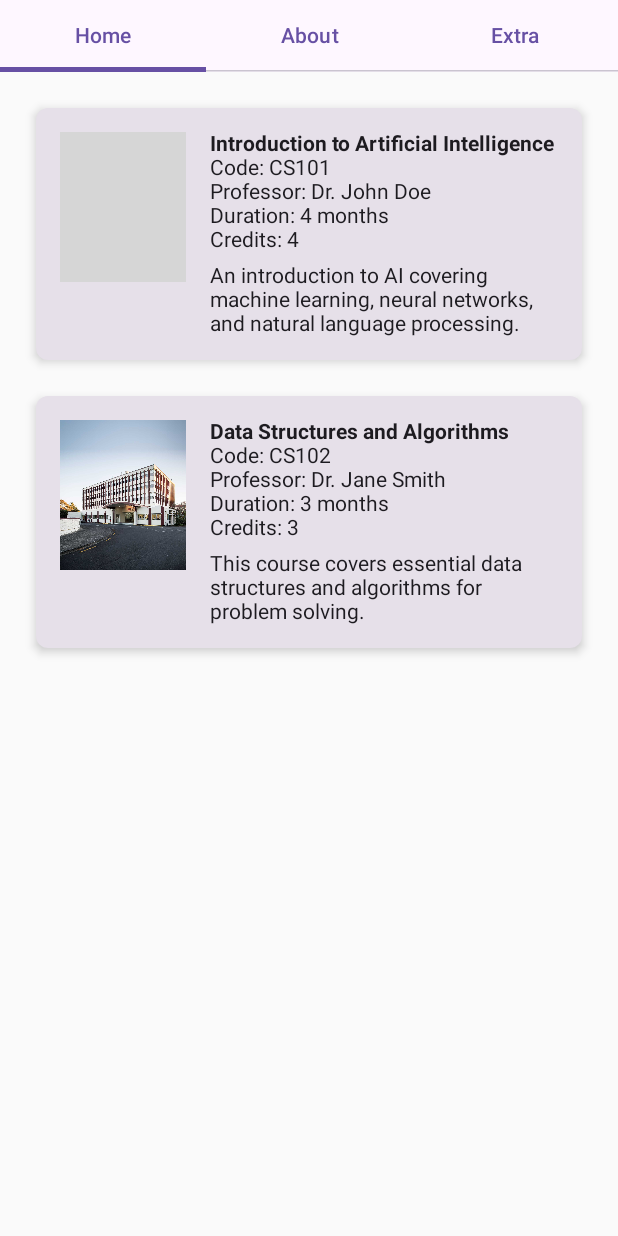
After one commit to pims-diary/TodoList, an Android app built with Jetpack Compose: the CoursesPage screen opened through its navigation route, on a phone screen of 412 x 824 dp. The commit adds this screen. Run offline under Robolectric (Android 15) with nearby library versions, the phone set to English and light mode, and no system bars; our stand-ins replace Room's generated code; grey boxes are pictures that could not be loaded.

Commit message:
Build Courses and Course Details UI

```diff
--- /dev/null
+++ b/app/src/main/java/com/example/todolist/composables/CourseTile.kt
@@ -0,0 +1,59 @@
+package com.example.todolist.composables
+
+import androidx.compose.foundation.Image
+import androidx.compose.foundation.clickable
+import androidx.compose.foundation.layout.Column
+import androidx.compose.foundation.layout.Row
+import androidx.compose.foundation.layout.fillMaxWidth
+import androidx.compose.foundation.layout.padding
+import androidx.compose.foundation.layout.size
+import androidx.compose.foundation.shape.RoundedCornerShape
+import androidx.compose.material3.Card
+import androidx.compose.material3.CardDefaults
+import androidx.compose.material3.Text
+import androidx.compose.runtime.Composable
+import androidx.compose.ui.Modifier
+import androidx.compose.ui.layout.ContentScale
+import androidx.compose.ui.res.painterResource
+import androidx.compose.ui.text.font.FontWeight
+import androidx.compose.ui.unit.dp
+import com.example.todolist.data.Course
+
+@Composable
+fun CourseTile(course: Course, onClick: () -> Unit) {
+    Card(
+        modifier = Modifier
+            .fillMaxWidth()
+            .padding(8.dp)
+            .clickable { onClick() }, // Handle the click
+        elevation = CardDefaults.cardElevation(
+            defaultElevation = 4.dp
+        ),
+        shape = RoundedCornerShape(8.dp)
+    ) {
+        Row(modifier = Modifier.padding(16.dp)) {
+            Image(
+                painter = painterResource(id = course.imageRes),
+                contentDescription = null,
+                modifier = Modifier
+                    .size(100.dp)
+                    .padding(end = 16.dp),
+                contentScale = ContentScale.Crop
+            )
+            Column {
+                Text(
+                    text = course.name,
+                    fontWeight = FontWeight.Bold
+                )
+                Text(text = "Code: ${course.code}")
+                Text(text = "Professor: ${course.professor}")
+                Text(text = "Duration: ${course.duration}")
+                Text(text = "Credits: ${course.credits}")
+                Text(
+                    text = course.summary,
+                    modifier = Modifier.padding(top = 8.dp)
+                )
+            }
+        }
+    }
+}
--- /dev/null
+++ b/app/src/main/java/com/example/todolist/data/Course.kt
@@ -0,0 +1,11 @@
+package com.example.todolist.data
+
+data class Course(
+    val name: String,
+    val code: String,
+    val professor: String,
+    val duration: String,
+    val credits: Int,
+    val summary: String,
+    val imageRes: Int // Image resource ID for the course image
+)
--- /dev/null
+++ b/app/src/main/java/com/example/todolist/mainpages/CoursesPage.kt
@@ -0,0 +1,53 @@
+package com.example.todolist.mainpages
+
+import androidx.compose.foundation.layout.Arrangement
+import androidx.compose.foundation.layout.PaddingValues
+import androidx.compose.foundation.layout.fillMaxSize
+import androidx.compose.foundation.lazy.LazyColumn
+import androidx.compose.runtime.Composable
+import androidx.compose.ui.Modifier
+import androidx.compose.ui.unit.dp
+import androidx.navigation.NavHostController
+import com.example.todolist.R
+import com.example.todolist.composables.CourseTile
+import com.example.todolist.data.Course
+
+val courses = listOf(
+    Course(
+        name = "Introduction to Artificial Intelligence",
+        code = "CS101",
+        professor = "Dr. John Doe",
+        duration = "4 months",
+        credits = 4,
+        summary = "An introduction to AI covering machine learning, neural networks, and natural language processing.",
+        imageRes = R.drawable.sample_image_1
+    ),
+    Course(
+        name = "Data Structures and Algorithms",
+        code = "CS102",
+        professor = "Dr. Jane Smith",
+        duration = "3 months",
+        credits = 3,
+        summary = "This course covers essential data structures and algorithms for problem solving.",
+        imageRes = R.drawable.sample_image_2
+    ),
+    // Add more courses as needed
+)
+
+@Composable
+fun CoursesPage(navController: NavHostController) {
+    LazyColumn(
+        modifier = Modifier.fillMaxSize(),
+        contentPadding = PaddingValues(16.dp),
+        verticalArrangement = Arrangement.spacedBy(8.dp)
+    ) {
+        courses.forEach { course ->
+            item {
+                CourseTile(course = course) {
+                    // Navigate to CourseDetailScreen, passing course details
+                    navController.navigate("courseDetail/${course.code}")
+                }
+            }
+        }
+    }
+}
--- a/app/src/main/java/com/example/todolist/mainpages/HomePage.kt
+++ b/app/src/main/java/com/example/todolist/mainpages/HomePage.kt
@@ -11,8 +11,8 @@ import androidx.compose.foundation.layout.fillMaxWidth
 import androidx.compose.foundation.layout.height
 import androidx.compose.foundation.layout.padding
 import androidx.compose.material.icons.Icons
+import androidx.compose.material.icons.filled.Create
 import androidx.compose.material.icons.filled.DateRange
-import androidx.compose.material.icons.filled.Info
 import androidx.compose.material.icons.filled.List
 import androidx.compose.material.icons.filled.Notifications
 import androidx.compose.material3.Button
@@ -38,8 +38,14 @@ fun HomePage(db: AppDatabase) {
         composable("home") { HomeLandingScreen(navController) }
         composable("todo") { TodoListPage(db) }
         composable("timetable") { TimetablePage(timetable = timetable) }
+        composable("courses") { CoursesPage(navController) }
         composable("dates") { ImportantDatesPage() }
         composable("details") { DetailsScreen(navController = navController) }
+        composable("courseDetail/{courseCode}") { backStackEntry ->
+            val courseCode = backStackEntry.arguments?.getString("courseCode")
+            val course = courses.find { it.code == courseCode }
+            course?.let { CourseDetailPage(course = it) }
+        }
     }
 }
 
@@ -76,9 +82,9 @@ fun HomeLandingScreen(navController: NavHostController) {
             horizontalArrangement = Arrangement.SpaceEvenly
         ) {
             TileButton(
-                text = "Tile 3",
-                icon = Icons.Default.Info,
-                onClick = { navController.navigate("details") }
+                text = "Applied Courses",
+                icon = Icons.Default.Create,
+                onClick = { navController.navigate("courses") }
             )
             TileButton(
                 text = "Important Dates",
```
Also changed, not shown: app/src/main/java/com/example/todolist/mainpages/CourseDetailsPage.kt (added, +63 -0 lines).
